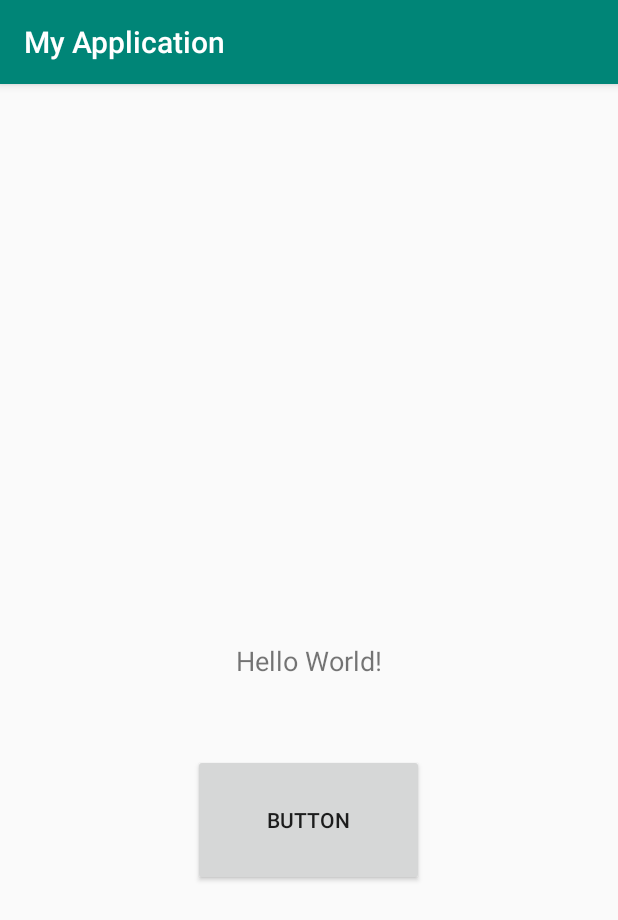
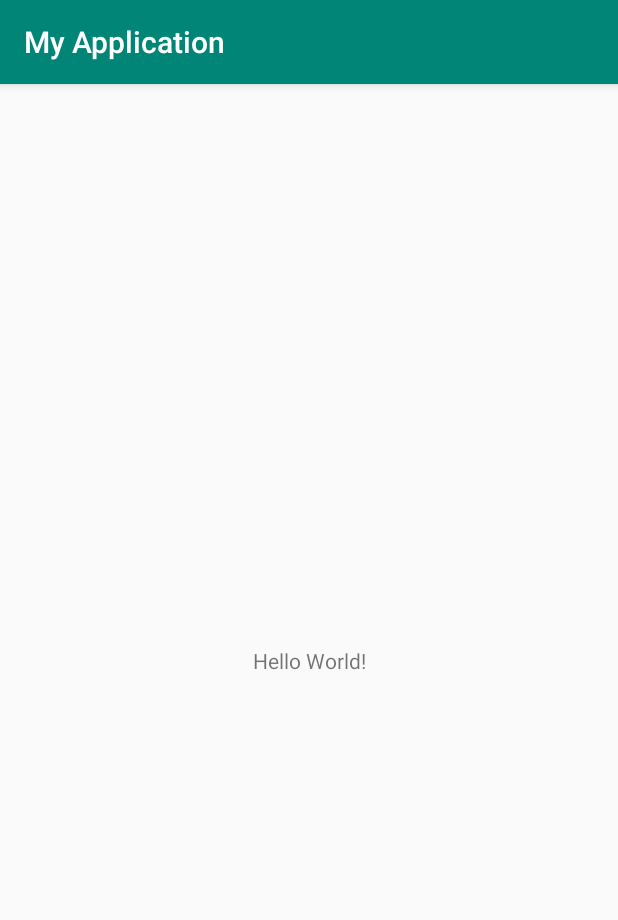
Before and after one commit to cadenorm/DropItLikeItsHot, an Android app: the screen it shows after launch (MainActivity), on a phone screen of 412 x 824 dp. Shown: the top 920 px of the screen. Run offline under Robolectric (Android 15) with nearby library versions, the phone set to English and light mode, and no system bars.

Commit message:
Project file tweaks

```diff
--- a/Project/app/src/main/res/layout/activity_main.xml
+++ b/Project/app/src/main/res/layout/activity_main.xml
@@ -7,30 +7,12 @@
     tools:context=".MainActivity">
 
     <TextView
-        android:id="@+id/displayText"
         android:layout_width="wrap_content"
-        android:layout_height="24dp"
+        android:layout_height="wrap_content"
         android:text="Hello World!"
-        android:textSize="18sp"
         app:layout_constraintBottom_toBottomOf="parent"
         app:layout_constraintLeft_toLeftOf="parent"
         app:layout_constraintRight_toRightOf="parent"
         app:layout_constraintTop_toTopOf="parent" />
 
-    <Button
-        android:id="@+id/button"
-        android:layout_width="154dp"
-        android:layout_height="88dp"
-        android:layout_marginStart="128dp"
-        android:layout_marginLeft="128dp"
-        android:layout_marginTop="41dp"
-        android:layout_marginEnd="129dp"
-        android:layout_marginRight="129dp"
-        android:layout_marginBottom="224dp"
-        android:text="Button"
-        app:layout_constraintBottom_toBottomOf="parent"
-        app:layout_constraintEnd_toEndOf="parent"
-        app:layout_constraintStart_toStartOf="parent"
-        app:layout_constraintTop_toBottomOf="@+id/displayText" />
-
 </androidx.constraintlayout.widget.ConstraintLayout>
```
Also changed, not shown: Project/gradle/wrapper/gradle-wrapper.properties.
